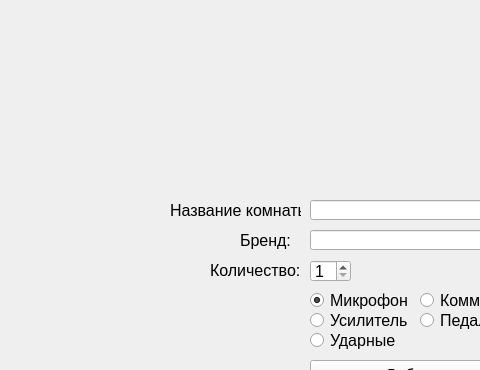
Qt form src/app/add_gear.ui (aavortep/db_course) before a commit; both pictures show x 0 to 480 and y 0 to 370 of the 800 by 600 pixel window.
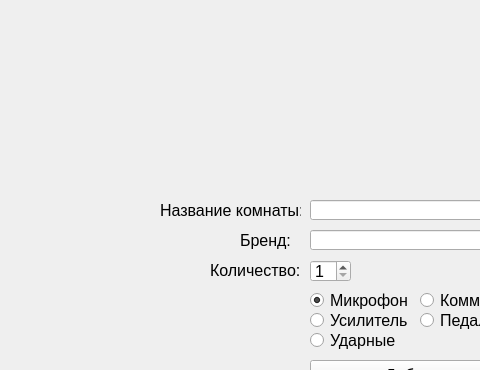
The same form after that commit.

```diff
--- a/src/app/add_gear.ui
+++ b/src/app/add_gear.ui
@@ -205,9 +205,9 @@
    <widget class="QLabel" name="label_4">
     <property name="geometry">
      <rect>
-      <x>170</x>
+      <x>160</x>
       <y>200</y>
-      <width>131</width>
+      <width>141</width>
       <height>20</height>
      </rect>
     </property>
```
